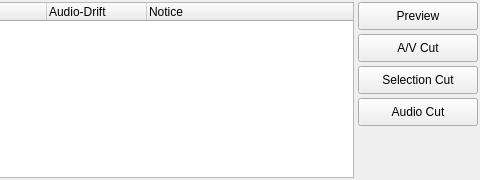
Before: the Qt Designer form ui/cutlistwidget.ui in MINIXJR/TTCut-ng, drawn with Qt 5; both pictures show x 388 to 868 and y 0 to 180 of the 868 by 180 pixel window.
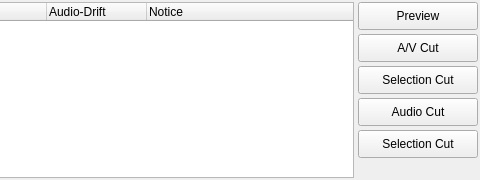
After: the same form once the commit is applied. Icons and pictures are not drawn.

Commit message: Bound audio drift, make audio-only cut do an audio-only cut

The edit to the form file:
```diff
--- a/ui/cutlistwidget.ui
+++ b/ui/cutlistwidget.ui
@@ -424,6 +424,41 @@
        </property>
       </widget>
      </item>
+     <item>
+      <widget class="QPushButton" name="pbCutAudioSelected" >
+       <property name="sizePolicy" >
+        <sizepolicy vsizetype="Fixed" hsizetype="Fixed" >
+         <horstretch>0</horstretch>
+         <verstretch>0</verstretch>
+        </sizepolicy>
+       </property>
+       <property name="minimumSize" >
+        <size>
+         <width>120</width>
+         <height>28</height>
+        </size>
+       </property>
+       <property name="maximumSize" >
+        <size>
+         <width>140</width>
+         <height>28</height>
+        </size>
+       </property>
+       <property name="text" >
+        <string>Selection Cut</string>
+       </property>
+       <property name="icon" >
+        <iconset resource="cutlistwidget.qrc" >
+         <normaloff>:/pixmaps/pixmaps/cutaudio_18.xpm</normaloff>:/pixmaps/pixmaps/cutaudio_18.xpm</iconset>
+       </property>
+       <property name="iconSize" >
+        <size>
+         <width>14</width>
+         <height>14</height>
+        </size>
+       </property>
+      </widget>
+     </item>
      <item>
       <spacer name="verticalSpacerRight" >
        <property name="orientation" >
```
The commit also changes 24 other files.
